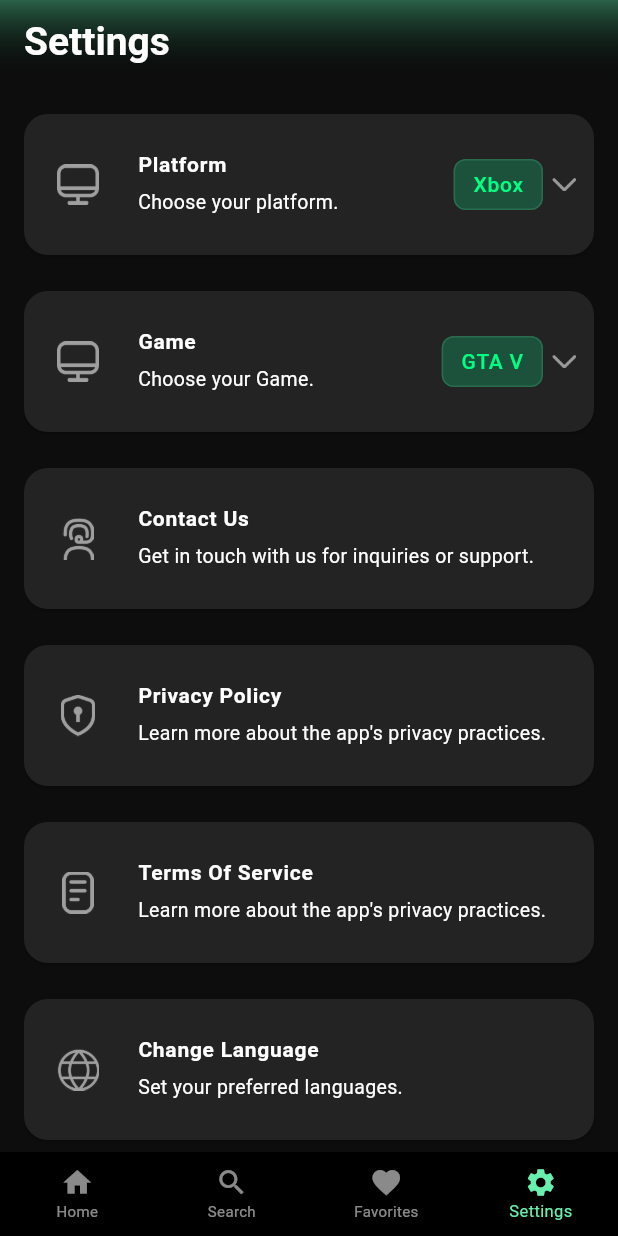
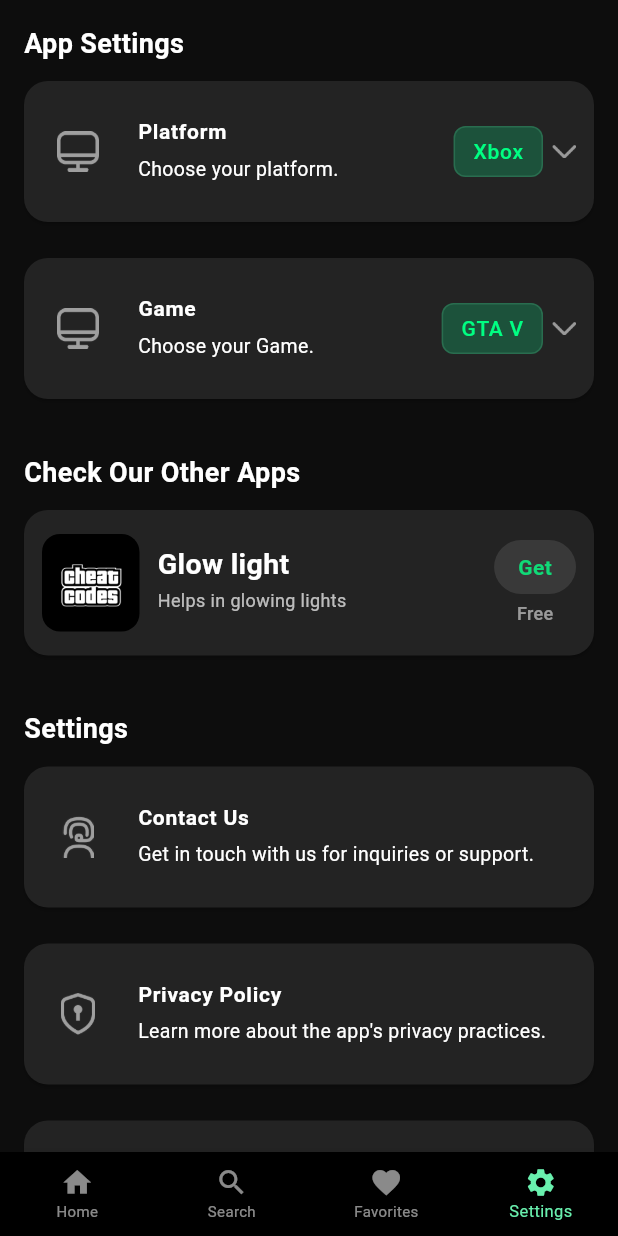
Before and after one commit to arleven/gta-all-in-one-cheats, a Flutter app: the BottomBars screen opened directly with empty values, item 4 of the bottom bar chosen, on a phone screen of 412 x 824 dp. Run offline on Flutter 3.47's test engine with Material 3 defaults, Android fonts, the phone set to English and light mode, and no system bars; our stand-ins replace connectivity_plus, firebase_analytics, firebase_core, firebase_crashlytics, flutter_native_timezone, flutter_tts and 6 more; missing offline and left inert: amplitude_flutter, appsflyer_sdk, country_codes, flutter_email_sender, flutter_jailbreak_detection, plist_parser and 2 more; accounts and stored records are empty; statements that could not run were skipped.

Commit message:
removed app bar and added headings manually in screens

```diff
--- a/lib/Models/bottom_bar.dart
+++ b/lib/Models/bottom_bar.dart
@@ -262,77 +262,6 @@ class _BottomBarsState extends State<BottomBars> {
 
     return Scaffold(
       backgroundColor: Color.fromRGBO(13, 13, 13, 1),
-      appBar: AppBar(
-        backgroundColor: const Color.fromRGBO(13, 13, 13, 1),
-        elevation: 0,
-        centerTitle: false,
-        title: () {
-          if (_selectedIndex == 0) {
-            return Row(
-              mainAxisAlignment: MainAxisAlignment.spaceBetween,
-              children: [
-                Row(
-                  children: [
-                    Text(
-                      _platformLabels[_selectedPlatformKey] ?? "",
-                      style: const TextStyle(
-                        color: Colors.white,
-                        fontSize: 26,
-                        fontWeight: FontWeight.w700,
-                      ),
-                    ),
-                    const SizedBox(width: 12),
-                  ],
-                ),
-                GestureDetector(
-                  key: _gameTrailingKey,
-                  onTap: () => _showGameBottomSheet(context),
-                  child: Container(
-                    padding: const EdgeInsets.all(8),
-                    decoration: const BoxDecoration(
-                      shape: BoxShape.circle,
-                      color: Colors.white24,
-                    ),
-                    child: const Icon(
-                      Icons.videogame_asset,
-                      color: Colors.white,
-                      size: 24,
-                    ),
-                  ),
-                ),
-              ],
-            );
-          } else if (_selectedIndex == 1) {
-            return Text(
-              AppLocalizations.of(context)!.favoritesTitle,
-              style: TextStyle(
-                color: Colors.white,
-                fontSize: 26,
-                fontWeight: FontWeight.w700,
-              ),
-            );
-          } else {
-            return Text(
-              AppLocalizations.of(context)!.settings,
-              style: TextStyle(
-                color: Colors.white,
-                fontSize: 26,
-                fontWeight: FontWeight.w700,
-              ),
-            );
-          }
-        }(),
-        flexibleSpace: Container(
-          decoration: const BoxDecoration(
-            gradient: LinearGradient(
-              begin: Alignment.topCenter,
-              end: Alignment.bottomCenter,
-              colors: [AppColors.bottomGradiant, Colors.transparent],
-              stops: [0.0, 1.0],
-            ),
-          ),
-        ),
-      ),
 
       body: Stack(
         children: [
--- a/lib/Presentation/Settings_Screen/settings.dart
+++ b/lib/Presentation/Settings_Screen/settings.dart
@@ -374,20 +374,36 @@ class _SettingsScreenState extends State<SettingsScreen> {
   }
 
   //MARK: Build Method
-
   @override
   Widget build(BuildContext context) {
-    return Container(
+    return SafeArea(
+      child: Container(
         child: ListView(
           padding: const EdgeInsets.symmetric(horizontal: 12, vertical: 16),
           children: [
+            // ------------------ APP SETTINGS ------------------
+            Padding(
+              padding: const EdgeInsets.only(left: 4, bottom: 8),
+              child: Text(
+                'App Settings',
+                style: const TextStyle(
+                  color: Colors.white,
+                  fontSize: 18,
+                  fontWeight: FontWeight.w700,
+                ),
+              ),
+            ),
+
             Card(
               color: const Color.fromRGBO(35, 35, 35, 1),
               shape: RoundedRectangleBorder(
                 borderRadius: BorderRadius.circular(16),
               ),
               child: Padding(
-              padding: const EdgeInsets.symmetric(horizontal: 12, vertical: 5),
+                padding: const EdgeInsets.symmetric(
+                  horizontal: 12,
+                  vertical: 5,
+                ),
                 child: SettingsTile(
                   imagePath: 'assets/images/platform_icon.png',
                   title: AppLocalizations.of(context)!.platformTitle,
@@ -399,7 +415,6 @@ class _SettingsScreenState extends State<SettingsScreen> {
                 ),
               ),
             ),
-
             const SizedBox(height: 16),
             Card(
               color: const Color.fromRGBO(35, 35, 35, 1),
@@ -407,7 +422,10 @@ class _SettingsScreenState extends State<SettingsScreen> {
                 borderRadius: BorderRadius.circular(16),
               ),
               child: Padding(
-              padding: const EdgeInsets.symmetric(horizontal: 12, vertical: 5),
+                padding: const EdgeInsets.symmetric(
+                  horizontal: 12,
+                  vertical: 5,
+                ),
                 child: SettingsTile(
                   imagePath: 'assets/images/platform_icon.png',
                   title: AppLocalizations.of(context)!.gameTitle,
@@ -419,14 +437,57 @@ class _SettingsScreenState extends State<SettingsScreen> {
               ),
             ),
 
-          const SizedBox(height: 16),
+            // ------------------ CHECK OUR OTHER APPS ------------------
+            const SizedBox(height: 32),
+            Padding(
+              padding: const EdgeInsets.only(left: 4, bottom: 8),
+              child: Text(
+                'Check Our Other Apps',
+                style: const TextStyle(
+                  color: Colors.white,
+                  fontSize: 18,
+                  fontWeight: FontWeight.w700,
+                ),
+              ),
+            ),
+
+            AppCard(
+              imageUrl: 'assets/images/welcome.png',
+              title: 'Glow light',
+              subtitle: 'Helps in glowing lights',
+              rating: 5,
+              ratingCount: 5,
+              developer: 'Axebox',
+              category: 'category',
+              onTap: () {
+                print('tapped appcard');
+              },
+            ),
+
+            // ------------------ SETTINGS ------------------
+            const SizedBox(height: 32),
+            Padding(
+              padding: const EdgeInsets.only(left: 4, bottom: 8),
+              child: Text(
+                'Settings',
+                style: const TextStyle(
+                  color: Colors.white,
+                  fontSize: 18,
+                  fontWeight: FontWeight.w700,
+                ),
+              ),
+            ),
+
             Card(
               color: const Color.fromRGBO(35, 35, 35, 1),
               shape: RoundedRectangleBorder(
                 borderRadius: BorderRadius.circular(16),
               ),
               child: Padding(
-              padding: const EdgeInsets.symmetric(horizontal: 12, vertical: 5),
+                padding: const EdgeInsets.symmetric(
+                  horizontal: 12,
+                  vertical: 5,
+                ),
                 child: SettingsTile(
                   imagePath: 'assets/images/contact_icon.png',
                   title: AppLocalizations.of(context)!.contactMeTitle,
@@ -455,32 +516,27 @@ class _SettingsScreenState extends State<SettingsScreen> {
                 ),
               ),
             ),
-
             const SizedBox(height: 16),
-
             Card(
               color: const Color.fromRGBO(35, 35, 35, 1),
               shape: RoundedRectangleBorder(
                 borderRadius: BorderRadius.circular(16),
               ),
               child: Padding(
-              padding: const EdgeInsets.symmetric(horizontal: 12, vertical: 5),
-              child: Column(
-                children: [
-                  SettingsTile(
+                padding: const EdgeInsets.symmetric(
+                  horizontal: 12,
+                  vertical: 5,
+                ),
+                child: SettingsTile(
                   imagePath: 'assets/images/privacy_icon.png',
                   title: AppLocalizations.of(context)!.privacyPolicyTitle,
-                    subtitle: AppLocalizations.of(
-                      context,
-                    )!.privacyPolicySubtitle,
+                  subtitle: AppLocalizations.of(context)!.privacyPolicySubtitle,
                   onTap: () {
                     openWebView(
                       context,
                       'https://arleven.com/projects/ALL%20GTA%20Cheats/privacy',
                     );
                   },
-                  ),
-                ],
                 ),
               ),
             ),
@@ -491,23 +547,20 @@ class _SettingsScreenState extends State<SettingsScreen> {
                 borderRadius: BorderRadius.circular(16),
               ),
               child: Padding(
-              padding: const EdgeInsets.symmetric(horizontal: 12, vertical: 5),
-              child: Column(
-                children: [
-                  SettingsTile(
+                padding: const EdgeInsets.symmetric(
+                  horizontal: 12,
+                  vertical: 5,
+                ),
+                child: SettingsTile(
                   imagePath: 'assets/images/terms_icon.png',
                   title: AppLocalizations.of(context)!.termsOfServiceTitle,
-                    subtitle: AppLocalizations.of(
-                      context,
-                    )!.privacyPolicySubtitle,
+                  subtitle: AppLocalizations.of(context)!.privacyPolicySubtitle,
                   onTap: () {
                     openWebView(
                       context,
                       'https://arleven.com/projects/ALL%20GTA%20Cheats/tnc',
                     );
                   },
-                  ),
-                ],
                 ),
               ),
             ),
@@ -518,58 +571,58 @@ class _SettingsScreenState extends State<SettingsScreen> {
                 borderRadius: BorderRadius.circular(16),
               ),
               child: Padding(
-              padding: const EdgeInsets.symmetric(horizontal: 12, vertical: 5),
+                padding: const EdgeInsets.symmetric(
+                  horizontal: 12,
+                  vertical: 5,
+                ),
                 child: SettingsTile(
                   imagePath: 'assets/images/language_icon.png',
                   title: AppLocalizations.of(context)!.changeLanguageTitle,
-                subtitle: AppLocalizations.of(context)!.changeLanguageSubtitle,
+                  subtitle: AppLocalizations.of(
+                    context,
+                  )!.changeLanguageSubtitle,
                   onTap: () => _showLanguageBottomSheet(context),
                 ),
               ),
             ),
-          SizedBox(height: 16),
+            const SizedBox(height: 16),
             Card(
               color: const Color.fromRGBO(35, 35, 35, 1),
               shape: RoundedRectangleBorder(
                 borderRadius: BorderRadius.circular(16),
               ),
               child: Padding(
-              padding: const EdgeInsets.symmetric(horizontal: 12, vertical: 5),
+                padding: const EdgeInsets.symmetric(
+                  horizontal: 12,
+                  vertical: 5,
+                ),
                 child: SettingsTile(
                   imagePath: 'assets/images/contact_icon.png',
                   title: AppLocalizations.of(context)!.version,
                   subtitle: AppLocalizations.of(context)!.version_subtitle,
-                onTap: () async {},
                   trailingText: _version,
                   trailingPlain: true,
+                  onTap: () {},
                 ),
               ),
             ),
 
-          AppCard(
-            imageUrl: 'assets/images/welcome.png',
-            title: 'Glow light',
-            subtitle: 'Helps in glowing lights',
-            rating: 5,
-            ratingCount: 5,
-            developer: 'Axebox',
-            category: 'category',
-            onTap: () {
-              print('tapped appcard');
-            },
-          ),
-
+            // ------------------ INFO ------------------
             Padding(
               padding: const EdgeInsets.symmetric(horizontal: 8, vertical: 16),
               child: Row(
                 crossAxisAlignment: CrossAxisAlignment.start,
                 children: [
-                const Icon(Icons.info_outline, size: 18, color: Colors.white54),
+                  const Icon(
+                    Icons.info_outline,
+                    size: 18,
+                    color: Colors.white54,
+                  ),
                   const SizedBox(width: 8),
                   Expanded(
                     child: Text(
                       AppLocalizations.of(context)!.infoText,
-                    style: TextStyle(
+                      style: const TextStyle(
                         fontSize: 12,
                         color: Colors.white,
                         height: 1.4,
@@ -580,8 +633,9 @@ class _SettingsScreenState extends State<SettingsScreen> {
                 ],
               ),
             ),
-          SizedBox(height: 64),
+            const SizedBox(height: 32),
           ],
+        ),
       ),
     );
   }
@@ -995,7 +1049,7 @@ class AppCard extends StatelessWidget {
       color: const Color.fromRGBO(35, 35, 35, 1),
       shape: RoundedRectangleBorder(borderRadius: BorderRadius.circular(16)),
       child: Padding(
-        padding: const EdgeInsets.symmetric(horizontal: 12, vertical: 10),
+        padding: const EdgeInsets.symmetric(horizontal: 12, vertical: 16),
         child: Row(
           crossAxisAlignment: CrossAxisAlignment.center,
           children: [
@@ -1003,8 +1057,8 @@ class AppCard extends StatelessWidget {
               borderRadius: BorderRadius.circular(12),
               child: Image.asset(
                 imageUrl,
-                width: 60,
-                height: 60,
+                width: 65,
+                height: 65,
                 fit: BoxFit.cover,
               ),
             ),
@@ -1017,14 +1071,15 @@ class AppCard extends StatelessWidget {
                   Text(
                     title,
                     style: const TextStyle(
-                      fontSize: 16,
+                      fontSize: 19,
                       fontWeight: FontWeight.w600,
                       color: Colors.white,
                     ),
                   ),
+                  SizedBox(height: 2),
                   Text(
                     subtitle,
-                    style: const TextStyle(color: Colors.white70, fontSize: 13),
+                    style: const TextStyle(color: Colors.white70, fontSize: 12),
                   ),
                   const SizedBox(height: 6),
                 ],
@@ -1049,7 +1104,7 @@ class AppCard extends StatelessWidget {
                     child: Text(
                       buttonText,
                       style: const TextStyle(
-                        color: Colors.blueAccent,
+                        color: AppColors.primaryButton,
                         fontWeight: FontWeight.w600,
                         fontSize: 14,
                       ),
```
Also changed, not shown: lib/Presentation/Cheat_Screens/favorites.dart (+30 -23 lines), lib/Presentation/Cheat_Screens/search.dart (+51 -26 lines), lib/Presentation/Cheat_Screens/xbox.dart (+23 -9 lines). Lines whose indentation alone changed are shown as unchanged.
